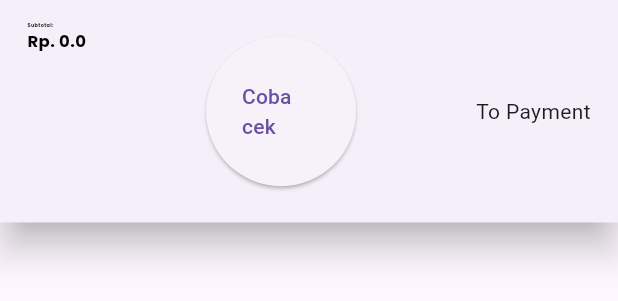
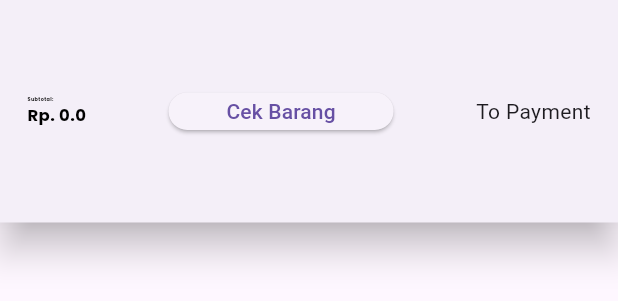
Before and after one commit to ajur-ajur/smart_webapp, a Flutter app: the CustomBtmAppBar widget shown alone on an empty page, opened directly with empty values, on a phone screen of 412 x 824 dp. Shown: the top 301 px of the screen. Run offline on Flutter 3.47's test engine with Material 3 defaults, Android fonts, the phone set to English and light mode, and no system bars; our stand-ins replace cloud_firestore, firebase_auth, firebase_core; accounts and stored records are empty; statements that could not run were skipped.

Commit message:
updated linux

```diff
--- a/lib/src/functions/dash_btmappbar.dart
+++ b/lib/src/functions/dash_btmappbar.dart
@@ -31,6 +31,7 @@ class _CustomBtmAppBarState extends State<CustomBtmAppBar> {
           children: [
             Column(
               crossAxisAlignment: CrossAxisAlignment.start,
+              mainAxisAlignment: MainAxisAlignment.center,
               children: [
                 Text(
                   'Subtotal:',
@@ -41,17 +42,17 @@ class _CustomBtmAppBarState extends State<CustomBtmAppBar> {
                   "Rp. ${widget.totalDuit}",
                   style: ButtonLink(10 * scaleFactor, LightTheme.themeBlack)
                       .boldStyle,
-                )
+                ),
               ],
             ),
             SizedBox(
-              width: 100,
-              height: 100,
+              width: 150,
+              height: 25,
               child: ElevatedButton(
                 onPressed: () async {
                   dataQuery();
                 },
-                child: Text('Coba cek'),
+                child: const Text('Cek Barang'),
               ),
             ),
             Text('To Payment'),
--- a/lib/src/screens/dashboard.dart
+++ b/lib/src/screens/dashboard.dart
@@ -1,4 +1,3 @@
-import 'package:flutter/foundation.dart';
 import 'package:flutter/material.dart';
 import 'package:smart_webapp/src/functions/dash_appbar.dart';
 import 'package:smart_webapp/src/functions/dash_btmappbar.dart';
@@ -173,6 +172,7 @@ class _DashboardState extends State<Dashboard> {
           kode: documentSnapshot.id,
           nama: data['Nama'],
           harga: data['Harga'],
+          qty: 1,
         );
       }).toList();
 
--- a/lib/src/screens/splash.dart
+++ b/lib/src/screens/splash.dart
@@ -22,7 +22,7 @@ class _SplashScreenState extends State<SplashScreen> {
       const Duration(seconds: 1),
       () {
         Navigator.pushReplacement(context,
-            MaterialPageRoute(builder: (context) => const Dashboard()));
+            MaterialPageRoute(builder: (context) => const LoginPage()));
       },
     );
   }
```
Also changed, not shown: lib/src/functions/dash_listbuild.dart (+19 -4 lines), lib/firebase_options.dart, pubspec.lock.
